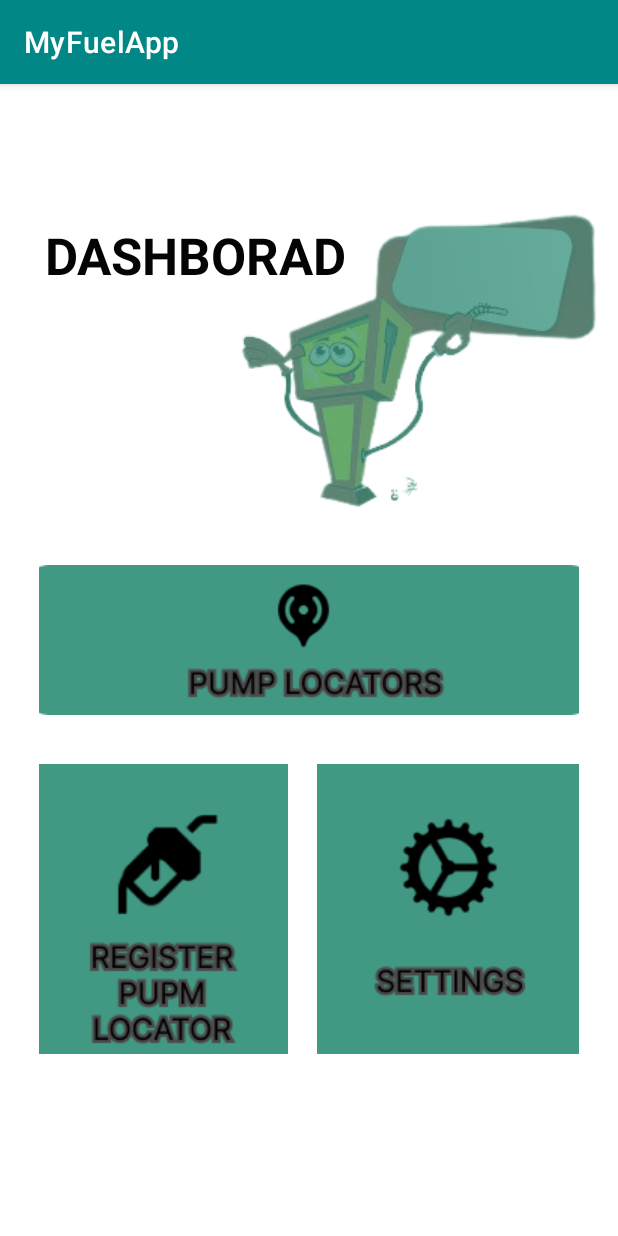
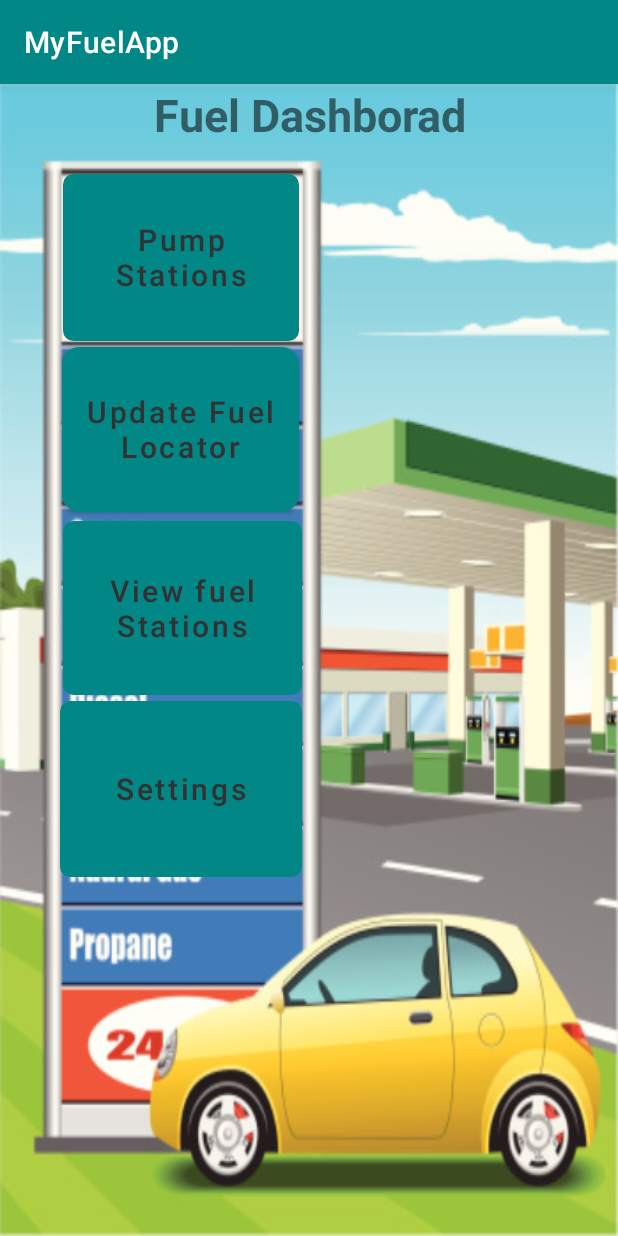
Before and after one commit to Isini-Dananjana/My-Fuel-App, an Android app: the AdminHome screen opened directly, with no data from a screen before it, on a phone screen of 412 x 824 dp. Run offline under Robolectric (Android 15) with nearby library versions, the phone set to English and light mode, and no system bars; Roboto replaces fonts that are not available here.

Commit message:
changes added admin

```diff
--- a/app/src/main/java/com/example/myfuelapp/MainActivity.java
+++ b/app/src/main/java/com/example/myfuelapp/MainActivity.java
@@ -15,7 +15,7 @@ public class MainActivity extends AppCompatActivity {
     @Override
     protected void onCreate(Bundle savedInstanceState) {
         super.onCreate(savedInstanceState);
-        setContentView(R.layout.activity_fuel_station_filter_screen);
+        setContentView(R.layout.activity_add_fuel_loactor);
     }
 
     public void onClick(View view) {
--- /dev/null
+++ b/app/src/main/res/drawable-v24/input_design.xml
@@ -0,0 +1,15 @@
+<?xml version="1.0" encoding="utf-8"?>
+<shape xmlns:android="http://schemas.android.com/apk/res/android">
+
+    <stroke
+        android:color="@color/teal_700"
+        android:width="3dp">
+
+    </stroke>
+
+    <corners android:radius="5dp">
+
+    </corners>
+
+
+</shape>
--- a/app/src/main/res/drawable/edittext_rounded_corners.xml
+++ b/app/src/main/res/drawable/edittext_rounded_corners.xml
@@ -27,7 +27,7 @@
             <solid android:color="#FFFFFF"/>
             <stroke
                 android:width="2.3dp"
-                android:color="#009688" />
+                android:color="#009690" />
             <corners
                 android:radius="10dp" />
         </shape>
--- a/app/src/main/res/layout/activity_add_fuel_loactor.xml
+++ b/app/src/main/res/layout/activity_add_fuel_loactor.xml
@@ -27,7 +27,7 @@
             android:id="@+id/FuelLoactorRegisterTitle"
             android:layout_width="match_parent"
             android:layout_height="wrap_content"
-            android:text="FUEL STATION REGISTER"
+            android:text="MY FUEL STATION "
             android:textAlignment="center"
             android:textColor="#009688"
             android:textSize="36sp"
@@ -168,7 +168,7 @@
                         android:layout_marginStart="12dp"
                         android:layout_marginTop="15dp"
                         android:layout_marginEnd="12dp"
-                        android:background="@drawable/edittext_rounded_corners"
+                        android:background="@drawable/layout_border"
                         android:ems="10"
                         android:importantForAutofill="no"
                         android:inputType="phone"
@@ -182,7 +182,7 @@
                         android:layout_marginStart="12dp"
                         android:layout_marginTop="15dp"
                         android:layout_marginEnd="12dp"
-                        android:background="@drawable/edittext_rounded_corners"
+                        android:background="@drawable/layout_border"
                         android:ems="10"
                         android:importantForAutofill="no"
                         android:inputType="phone"
@@ -196,7 +196,7 @@
                         android:layout_marginStart="12dp"
                         android:layout_marginTop="15dp"
                         android:layout_marginEnd="12dp"
-                        android:background="@drawable/edittext_rounded_corners"
+                        android:background="@drawable/layout_border"
                         android:ems="10"
                         android:importantForAutofill="no"
                         android:inputType="phone"
@@ -206,8 +206,8 @@
 
                 <Button
                     android:id="@+id/btnRegisterFuel"
-                    android:layout_width="match_parent"
-                    android:layout_height="62dp"
+                    android:layout_width="308dp"
+                    android:layout_height="wrap_content"
                     android:layout_gravity="center_horizontal"
                     android:layout_marginStart="12dp"
                     android:layout_marginTop="20dp"
@@ -216,7 +216,7 @@
                     android:backgroundTint="#009688"
                     android:paddingLeft="50dp"
                     android:paddingRight="50dp"
-                    android:text="REGISTER"
+                    android:text="UPDATE"
                     android:textAlignment="center"
                     android:textColor="#FFFFFF"
                     android:textColorLink="#FFFFFF"
--- a/app/src/main/res/layout/activity_admin_home.xml
+++ b/app/src/main/res/layout/activity_admin_home.xml
@@ -4,72 +4,87 @@
     xmlns:tools="http://schemas.android.com/tools"
     android:layout_width="match_parent"
     android:layout_height="match_parent"
+    android:background="@drawable/admin_home_wallpaper"
     tools:context=".AdminHome">
 
     <TextView
-        android:id="@+id/txt_dashboard"
-        android:layout_width="0dp"
-        android:layout_height="0dp"
-        android:layout_marginStart="30dp"
-        android:layout_marginTop="91dp"
-        android:layout_marginEnd="30dp"
-        android:layout_marginBottom="280dp"
-        android:text="DASHBORAD"
-        android:textColor="#040404"
-        android:textSize="34sp"
+        android:id="@+id/adminPanel"
+        android:layout_width="match_parent"
+        android:layout_height="wrap_content"
+
+        android:gravity="center_horizontal"
+        android:text="Fuel Dashborad"
+        android:textAlignment="center"
+
+        android:textSize="30sp"
         android:textStyle="bold"
-        app:layout_constraintBottom_toTopOf="@+id/btnRegisterPump"
         app:layout_constraintEnd_toEndOf="parent"
         app:layout_constraintStart_toStartOf="parent"
         app:layout_constraintTop_toTopOf="parent" />
 
-    <ImageButton
-        android:id="@+id/btnViewLocators"
-        android:layout_width="360dp"
-        android:layout_height="106dp"
-        android:layout_marginStart="29dp"
-        android:layout_marginEnd="29dp"
-        android:layout_marginBottom="27dp"
-        app:layout_constraintBottom_toBottomOf="parent"
+
+    <Button
+        android:id="@+id/btn_pump_stations"
+        android:layout_width="157dp"
+        android:layout_height="111dp"
+
+        android:layout_marginTop="60dp"
+        android:background="@drawable/input_design"
+        android:text="Pump Stations"
+        android:textAllCaps="false"
+        android:textColor="@android:color/secondary_text_light"
+        android:textSize="20sp"
         app:layout_constraintEnd_toEndOf="parent"
+        app:layout_constraintHorizontal_bias="0.164"
         app:layout_constraintStart_toStartOf="parent"
-        app:layout_constraintTop_toTopOf="parent"
-        app:srcCompat="@drawable/img_2" />
+        app:layout_constraintTop_toTopOf="parent" />
 
-    <ImageButton
-        android:id="@+id/btnRegisterPump"
-        android:layout_width="166dp"
-        android:layout_height="193dp"
-        android:layout_marginStart="26dp"
-        android:layout_marginEnd="19dp"
-        android:layout_marginBottom="121dp"
-        app:layout_constraintBottom_toBottomOf="parent"
-        app:layout_constraintEnd_toStartOf="@+id/btnSettings"
+    <Button
+        android:id="@+id/btn_update_fuel_stat"
+        android:layout_width="158dp"
+        android:layout_height="110dp"
+
+        android:layout_marginTop="4dp"
+        android:background="@drawable/layout_border"
+        android:text="Update Fuel Locator"
+        android:textAllCaps="false"
+        android:textColor="@android:color/secondary_text_light"
+        android:textSize="20sp"
+        app:layout_constraintEnd_toEndOf="parent"
+        app:layout_constraintHorizontal_bias="0.162"
         app:layout_constraintStart_toStartOf="parent"
-        app:layout_constraintTop_toBottomOf="@+id/txt_dashboard"
-        app:srcCompat="@drawable/img_1" />
+        app:layout_constraintTop_toBottomOf="@+id/btn_pump_stations" />
 
-    <ImageButton
-        android:id="@+id/btnSettings"
-        android:layout_width="0dp"
-        android:layout_height="0dp"
-        android:layout_marginEnd="26dp"
-        app:layout_constraintBottom_toBottomOf="@+id/btnRegisterPump"
+    <Button
+        android:id="@+id/btn_view_fuel_stat"
+        android:layout_width="159dp"
+        android:layout_height="116dp"
+
+        android:layout_marginTop="120dp"
+        android:background="@drawable/input_design"
+        android:text="View fuel Stations"
+        android:textAllCaps="false"
+        android:textColor="@android:color/secondary_text_light"
+        android:textSize="20sp"
         app:layout_constraintEnd_toEndOf="parent"
-        app:layout_constraintStart_toEndOf="@+id/btnRegisterPump"
-        app:layout_constraintTop_toTopOf="@+id/btnRegisterPump"
-        app:srcCompat="@drawable/img_3" />
+        app:layout_constraintHorizontal_bias="0.166"
+        app:layout_constraintStart_toStartOf="parent"
+        app:layout_constraintTop_toBottomOf="@+id/btn_pump_stations" />
 
-    <ImageView
-        android:id="@+id/imageView4"
-        android:layout_width="wrap_content"
-        android:layout_height="wrap_content"
-        android:layout_marginTop="79dp"
-        android:layout_marginEnd="4dp"
-        android:layout_marginBottom="30dp"
-        app:layout_constraintBottom_toTopOf="@+id/btnViewLocators"
-        app:layout_constraintEnd_toEndOf="parent"
-        app:layout_constraintTop_toTopOf="parent"
-        app:srcCompat="@drawable/fuel_board_green" />
+    <Button
+        android:id="@+id/btn_settings"
+        android:layout_width="161dp"
+        android:layout_height="117dp"
+
+        android:layout_marginStart="40dp"
+        android:layout_marginTop="240dp"
+        android:background="@drawable/input_design"
+        android:text="Settings"
+        android:textAllCaps="false"
+        android:textColor="@android:color/secondary_text_light"
+        android:textSize="20sp"
+        app:layout_constraintStart_toStartOf="parent"
+        app:layout_constraintTop_toBottomOf="@+id/btn_pump_stations" />
+
 
 </androidx.constraintlayout.widget.ConstraintLayout>
--- a/app/src/main/res/values/colors.xml
+++ b/app/src/main/res/values/colors.xml
@@ -7,4 +7,6 @@
     <color name="teal_700">#FF018786</color>
     <color name="black">#FF000000</color>
     <color name="white">#FFFFFFFF</color>
+
+
 </resources>
```
Also changed, not shown: app/src/main/res/drawable-v24/admin_home_wallpaper.jpg (added).
